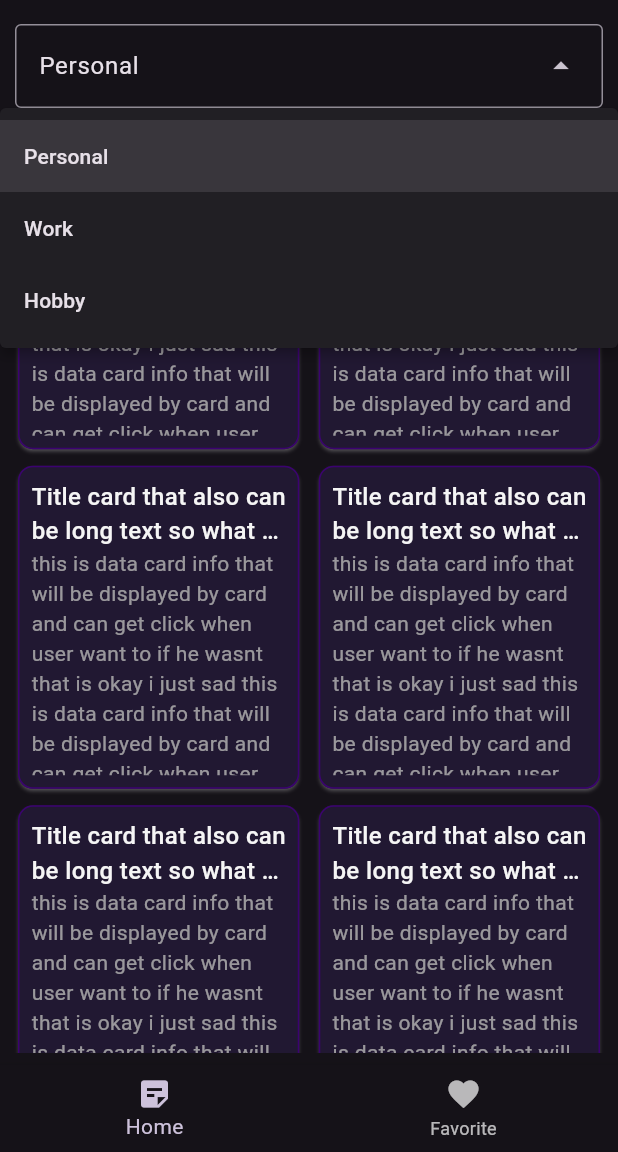
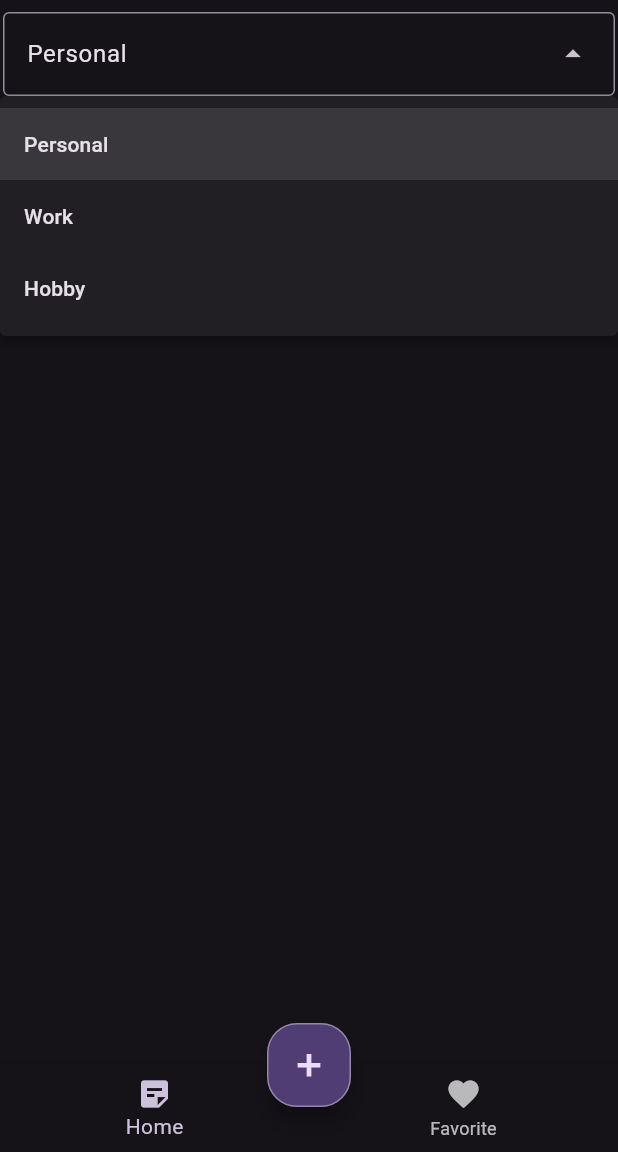
Before and after one commit to TitoPutraaa/Second_Brain, a Flutter app: the screen it shows after launch, after a tap on "Personal", on a phone screen of 412 x 824 dp, the part 84-1236 px from its top. Run offline on Flutter 3.47's test engine with Material 3 defaults, Android fonts, the phone set to English and light mode, and no system bars; our stand-ins replace equatable, get_it, sqflite; accounts and stored records are empty.

Commit message:
use get all user

```diff
--- /dev/null
+++ b/devtools_options.yaml
@@ -0,0 +1,3 @@
+description: This file stores settings for Dart & Flutter DevTools.
+documentation: https://docs.flutter.dev/tools/devtools/extensions#configure-extension-enablement-states
+extensions:
--- a/lib/core/di/get_it.dart
+++ b/lib/core/di/get_it.dart
@@ -9,7 +9,7 @@ import 'package:second_brain/features/notes/presentation/provider/notes_provider
 
 final getIt = GetIt.instance;
 
-void setup() async {
+Future setup() async {
   await registerDatabase();
   registerDataSource();
   registerRepository();
@@ -18,7 +18,7 @@ void setup() async {
 }
 
 Future registerDatabase() async {
-  getIt.registerSingleton(await DatabaseHelper().database);
+  getIt.registerSingleton<DatabaseHelper>(DatabaseHelper());
 }
 
 void registerDataSource() async {
@@ -35,7 +35,10 @@ void registerUseCase() async {
 }
 
 void registerProvider() async {
-  getIt.registerSingleton(
-    NotesProvider(getAllNote: getIt(), saveNote: getIt()),
+  getIt.registerFactory<NotesProvider>(
+    () => NotesProvider(
+      getAllNote: getIt<GetAllNote>(),
+      saveNote: getIt<SaveNote>(),
+    ),
   );
 }
--- a/lib/core/ui/main_sheet.dart
+++ b/lib/core/ui/main_sheet.dart
@@ -1,43 +1,7 @@
-// import 'package:flutter/material.dart';
-
-// class MainSheet extends StatefulWidget {
-//   const MainSheet({super.key});
-
-//   @override
-//   State<MainSheet> createState() => _MainSheetState();
-// }
-
-// class _MainSheetState extends State<MainSheet> {
-//   int pageIndex = 1;
-
-//   @override
-//   Widget build(BuildContext context) {
-//     return Scaffold(
-//       appBar: AppBar(title: Text("Second Brain"), centerTitle: true),
-//       bottomNavigationBar: BottomNavigationBar(
-//         onTap: (value) {
-//           setState(() {});
-//         },
-//         currentIndex: pageIndex,
-
-//         items: const [
-//           BottomNavigationBarItem(
-//             icon: Icon(Icons.sticky_note_2),
-//             label: "Note",
-//           ),
-//           BottomNavigationBarItem(
-//             icon: Icon(Icons.favorite),
-//             label: "Favorite",
-//           ),
-//         ],
-//       ),
-//     );
-//   }
-// }
-
 import 'package:flutter/material.dart';
 import 'package:second_brain/features/notes/presentation/pages/favorite_page.dart';
 import 'package:second_brain/features/notes/presentation/pages/home_page.dart';
+import 'package:second_brain/features/notes/presentation/pages/note_page.dart';
 
 class MainSheet extends StatefulWidget {
   const MainSheet({super.key});
@@ -59,10 +23,7 @@ class _MainSheetState extends State<MainSheet> {
         centerTitle: true,
         elevation: 2,
       ),
-      body: Padding(
-        padding: const EdgeInsets.all(8.0),
-        child: IndexedStack(index: _currentIndex, children: screen),
-      ),
+      body: IndexedStack(index: _currentIndex, children: screen),
       bottomNavigationBar: BottomNavigationBar(
         currentIndex: _currentIndex,
         onTap: (index) => setState(() => _currentIndex = index),
@@ -77,6 +38,20 @@ class _MainSheetState extends State<MainSheet> {
           ),
         ],
       ),
+      floatingActionButton: FloatingActionButton(
+        onPressed: () {
+          Navigator.push(
+            context,
+            MaterialPageRoute(builder: (context) => NotePage()),
+          );
+        },
+        shape: RoundedRectangleBorder(
+          side: BorderSide(color: Colors.white38),
+          borderRadius: BorderRadius.circular(20),
+        ),
+        child: Icon(Icons.add, fontWeight: FontWeight.w700),
+      ),
+      floatingActionButtonLocation: FloatingActionButtonLocation.centerDocked,
     );
   }
 }
--- a/lib/features/notes/presentation/pages/home_page.dart
+++ b/lib/features/notes/presentation/pages/home_page.dart
@@ -1,4 +1,6 @@
 import 'package:flutter/material.dart';
+import 'package:provider/provider.dart';
+import 'package:second_brain/features/notes/presentation/provider/notes_provider.dart';
 import 'package:second_brain/features/notes/presentation/widgets/kategori_btn.dart';
 import 'package:second_brain/features/notes/presentation/widgets/note_card.dart';
 
@@ -7,7 +9,17 @@ class HomePage extends StatelessWidget {
 
   @override
   Widget build(BuildContext context) {
-    return CustomScrollView(
+    final provider = context.watch<NotesProvider>();
+    switch (provider.status) {
+      case NotesStatus.loading:
+        return Center(child: CircularProgressIndicator());
+
+      case NotesStatus.error:
+        return Center(child: Text("$provider.errorMessage"));
+
+      case NotesStatus.success:
+        return Scaffold(
+          body: CustomScrollView(
             slivers: [
               SliverToBoxAdapter(child: KategoriBtn()),
               SliverGrid.builder(
@@ -17,12 +29,19 @@ class HomePage extends StatelessWidget {
                   crossAxisSpacing: 5,
                   mainAxisSpacing: 3,
                 ),
-          itemCount: 9,
-          itemBuilder: (BuildContext context, int index) {
-            return NoteCard();
-          },
+                itemCount: provider.notes.length,
+                itemBuilder: (context, index) => NoteCard(
+                  key: ValueKey(provider.notes[index].idNote),
+                  title: provider.notes[index].title!,
+                  content: provider.notes[index].content!,
+                ),
               ),
             ],
+          ),
         );
+
+      default:
+        return Center(child: Center(child: Text("lahh gaa status nya manee")));
     }
   }
+}
--- a/lib/features/notes/presentation/provider/notes_provider.dart
+++ b/lib/features/notes/presentation/provider/notes_provider.dart
@@ -13,38 +13,39 @@ class NotesProvider with ChangeNotifier {
 
   NotesStatus status = NotesStatus.initial;
   String errorMessage = "";
+  List<Note> notes = [];
 
-  void getAllNotes() async {
+  Future<void> getAllNotes() async {
     status = NotesStatus.loading;
     notifyListeners();
 
     try {
-      await getAllNote.execute();
+      notes = await getAllNote.execute();
+      status = NotesStatus.success;
+      errorMessage = "";
     } catch (e) {
       status = NotesStatus.error;
       errorMessage = "Failed to get all notes. Errors : ${e.toString()}";
       notifyListeners();
-    } finally {
-      status = NotesStatus.success;
-      errorMessage = "";
-      notifyListeners();
     }
+
+    notifyListeners();
   }
 
-  void saveNewNote(Note note) async {
+  Future<void> saveNewNote(Note note) async {
     status = NotesStatus.loading;
     notifyListeners();
 
     try {
       await saveNote.execute(note);
+      status = NotesStatus.success;
+      errorMessage = "";
+      await getAllNotes();
+      return;
     } catch (e) {
       status = NotesStatus.error;
       errorMessage = "Failed to save new note. Errors : ${e.toString()}";
-      notifyListeners();
-    } finally {
-      status = NotesStatus.success;
-      errorMessage = "";
-      notifyListeners();
     }
+    notifyListeners();
   }
 }
--- a/lib/features/notes/presentation/widgets/note_card.dart
+++ b/lib/features/notes/presentation/widgets/note_card.dart
@@ -2,7 +2,9 @@ import 'package:flutter/material.dart';
 import 'package:second_brain/core/theme/clr_theme.dart';
 
 class NoteCard extends StatelessWidget {
-  const NoteCard({super.key});
+  final String title;
+  final String content;
+  const NoteCard({super.key, required this.title, required this.content});
 
   @override
   Widget build(BuildContext context) {
@@ -18,7 +20,7 @@ class NoteCard extends StatelessWidget {
         child: Column(
           children: [
             Text(
-              "Title card that also can be long text so what this is will be hmmmmm",
+              title,
               style: TextStyle(
                 color: ClrTheme.text1,
                 fontSize: 16,
@@ -28,10 +30,7 @@ class NoteCard extends StatelessWidget {
               maxLines: 2,
             ),
             Expanded(
-              child: Text(
-                "this is data card info that will be displayed by card and can get click when user want to if he wasnt that is okay i just sad this is data card info that will be displayed by card and can get click when user want to if he wasnt that is okay i just sad huhu",
-                style: TextStyle(color: ClrTheme.textp),
-              ),
+              child: Text(content, style: TextStyle(color: ClrTheme.textp)),
             ),
           ],
         ),
--- a/lib/main.dart
+++ b/lib/main.dart
@@ -1,8 +1,12 @@
 import 'package:flutter/material.dart';
+import 'package:provider/provider.dart';
+import 'package:second_brain/core/di/get_it.dart';
 import 'package:second_brain/core/ui/main_sheet.dart';
-import 'package:second_brain/features/notes/presentation/widgets/note_card.dart';
+import 'package:second_brain/features/notes/presentation/provider/notes_provider.dart';
 
-void main() {
+void main() async {
+  WidgetsFlutterBinding.ensureInitialized();
+  await setup();
   runApp(const MyApp());
 }
 
@@ -12,7 +16,8 @@ class MyApp extends StatelessWidget {
   // This widget is the root of your application.
   @override
   Widget build(BuildContext context) {
-    return MaterialApp(
+    return ChangeNotifierProvider(
+      child: MaterialApp(
         debugShowCheckedModeBanner: false,
         title: 'Flutter Demo',
         theme: ThemeData(
@@ -22,6 +27,8 @@ class MyApp extends StatelessWidget {
           ),
         ),
         home: MainSheet(),
+      ),
+      create: (context) => getIt<NotesProvider>()..getAllNotes(),
     );
   }
 }
```
Also changed, not shown: lib/features/notes/presentation/pages/note_page.dart (added, +85 -0 lines). Lines whose indentation alone changed are shown as unchanged.
